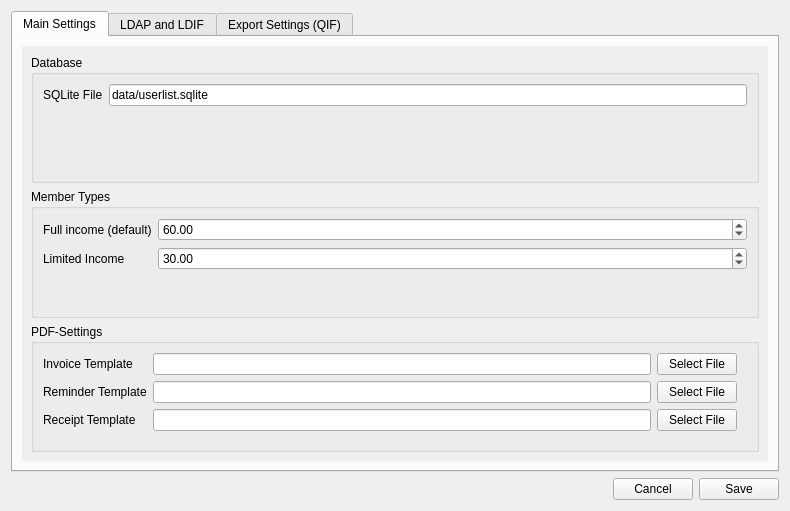
Above: forms/settings.ui from LukyLuke/PiTres before the change. Below: the same form after it.
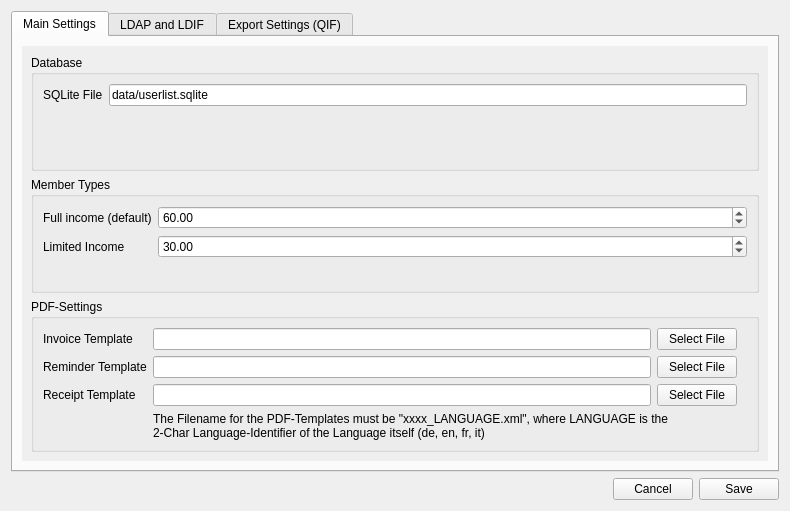
That is the form after the change.

Commit message: Implemented multilingual PDF generation - currently only with supported languages and without QLocale

Diff of the .ui file:
```diff
--- a/forms/settings.ui
+++ b/forms/settings.ui
@@ -123,6 +123,9 @@
               <string>PDF-Settings</string>
              </property>
              <layout class="QFormLayout" name="formLayout_7">
+              <property name="fieldGrowthPolicy">
+               <enum>QFormLayout::ExpandingFieldsGrow</enum>
+              </property>
               <item row="0" column="0">
                <widget class="QLabel" name="label_26">
                 <property name="text">
@@ -195,6 +198,22 @@
                 </item>
                </layout>
               </item>
+              <item row="3" column="1">
+               <widget class="QLabel" name="labelTemplateHint">
+                <property name="minimumSize">
+                 <size>
+                  <width>518</width>
+                  <height>0</height>
+                 </size>
+                </property>
+                <property name="text">
+                 <string>The Filename for the PDF-Templates must be &quot;xxxx_LANGUAGE.xml&quot;, where LANGUAGE is the 2-Char Language-Identifier of the Language itself (de, en, fr, it)</string>
+                </property>
+                <property name="wordWrap">
+                 <bool>true</bool>
+                </property>
+               </widget>
+              </item>
              </layout>
             </widget>
            </item>
```
The commit also changes 4 other files.
